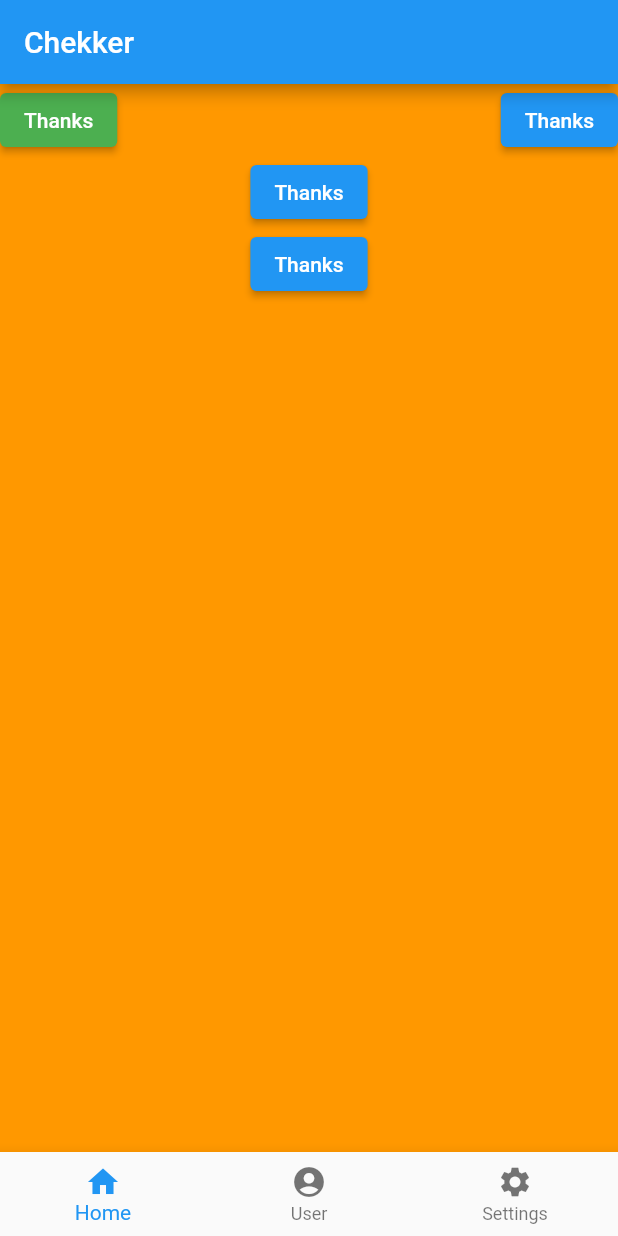
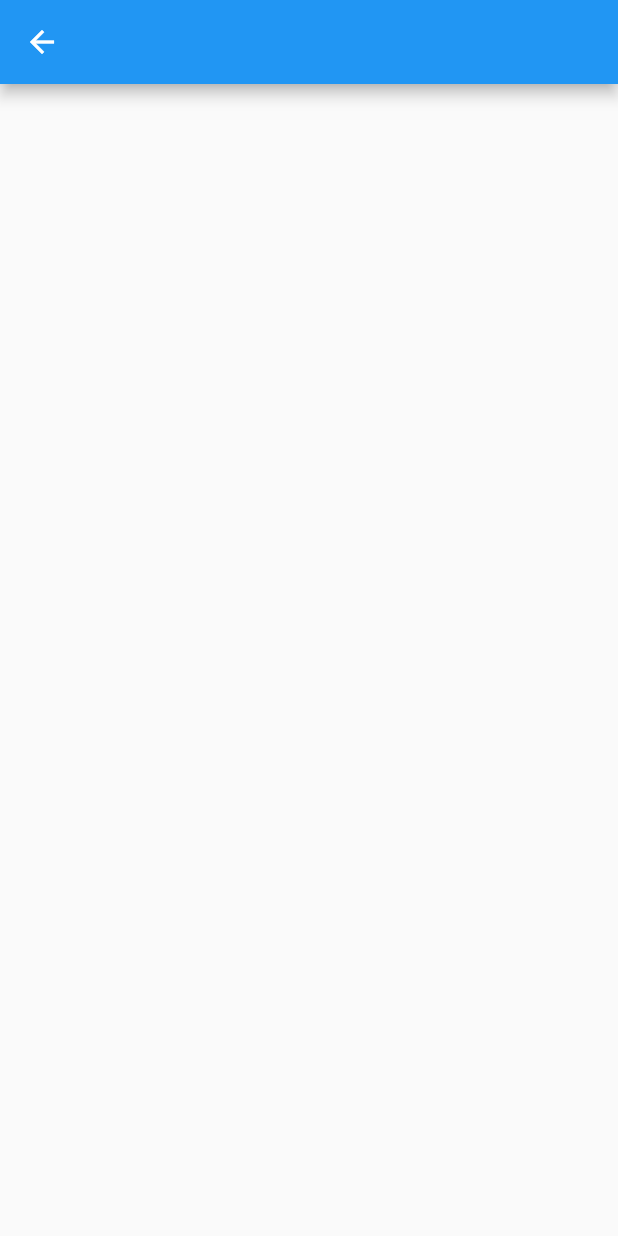
Before and after one commit to Emodot/learn_flutter, a Flutter app: the screen it shows after launch, after a tap on "Read More", on a phone screen of 412 x 824 dp. Run offline on Flutter 3.47's test engine with Material 2 defaults, Android fonts, the phone set to English and light mode, and no system bars.

```diff
--- a/lib/main.dart
+++ b/lib/main.dart
@@ -14,104 +14,13 @@ class MyApp extends StatefulWidget {
 }
 
 class _MyAppState extends State<MyApp> {
-  String btnName = 'Read More';
-  int currentIndex = 0;
 
   // This widget is the root of your application.
   @override
   Widget build(BuildContext context) {
     return MaterialApp(
       debugShowCheckedModeBanner: false,
-      home: Scaffold(
-        // drawer: NavDrawer(),
-        appBar: AppBar(
-          title: Text('Chekker'),
-        ),
-        body: Center(
-          child: currentIndex == 0
-              ? Container(
-                  width: double.infinity,
-                  height: double.infinity,
-                  color: Colors.orange,
-                  child: Column(
-                    children: [
-                      Row(
-                        mainAxisAlignment: MainAxisAlignment.spaceBetween,
-                        crossAxisAlignment: CrossAxisAlignment.center,
-                        children: [
-                          ElevatedButton(
-                            style: ElevatedButton.styleFrom(
-                                foregroundColor: Colors.white,
-                                backgroundColor: Colors.green),
-                            onPressed: () {
-                              setState(() {
-                                btnName = 'Thanks';
-                              });
-                            },
-                            child: Text(btnName),
-                          ),
-                          ElevatedButton(
-                            onPressed: () {
-                              setState(() {
-                                btnName = 'Thanks';
-                              });
-                            },
-                            child: Text(btnName),
-                          ),
-                        ],
-                      ),
-                      Column(
-                        mainAxisAlignment: MainAxisAlignment.center,
-                        crossAxisAlignment: CrossAxisAlignment.center,
-                        children: [
-                          ElevatedButton(
-                            onPressed: () {
-                              setState(() {
-                                btnName = 'Thanks';
-                              });
-                            },
-                            child: Text(btnName),
-                          ),
-                          ElevatedButton(
-                            onPressed: () {
-                              setState(() {
-                                btnName = 'Thanks';
-                              });
-                            },
-                            child: Text(btnName),
-                          ),
-                        ],
-                      ),
-                    ],
-                  ),
-                )
-              : Image.asset(
-                  'images/photo-1495344517868-8ebaf0a2044a.jpeg'),
-        ),
-        bottomNavigationBar: BottomNavigationBar(
-          // ignore: prefer_const_literals_to_create_immutables
-          items: [
-            BottomNavigationBarItem(
-              label: 'Home',
-              icon: Icon(Icons.home),
-            ),
-            BottomNavigationBarItem(
-              label: 'User',
-              icon: Icon(Icons.account_circle_rounded),
-            ),
-            BottomNavigationBarItem(
-              label: 'Settings',
-              icon: Icon(Icons.settings),
-            ),
-          ],
-          currentIndex: currentIndex,
-          onTap: (int index) {
-            setState(() {
-              currentIndex = index;
-            });
-          },
-        ),
-      ),
+      home: HomePage()
     );
   }
 }
@@ -166,3 +75,108 @@ class NavDrawer extends StatelessWidget {
     );
   }
 }
+
+class HomePage extends StatelessWidget {
+  HomePage({super.key});
+
+  String btnName = 'Read More';
+  int currentIndex = 0;
+
+  @override
+  Widget build(BuildContext context) {
+    return Scaffold(
+        // drawer: NavDrawer(),
+        appBar: AppBar(
+          title: Text('Chekker'),
+        ),
+        body: Center(
+          child: currentIndex == 0
+              ? Container(
+                  width: double.infinity,
+                  height: double.infinity,
+                  color: Colors.orange,
+                  child: Column(
+                    children: [
+                      Row(
+                        mainAxisAlignment: MainAxisAlignment.spaceBetween,
+                        crossAxisAlignment: CrossAxisAlignment.center,
+                        children: [
+                          ElevatedButton(
+                            style: ElevatedButton.styleFrom(
+                                foregroundColor: Colors.white,
+                                backgroundColor: Colors.green),
+                            onPressed: () {
+                              Navigator.of(context).push(MaterialPageRoute(
+                                  builder: (BuildContext context) {
+                                return const UserPage();
+                              }));
+                              // setState(() {
+                              //   btnName = 'Thanks';
+                              // });
+                            },
+                            child: Text(btnName),
+                          ),
+                          ElevatedButton(
+                            onPressed: () {
+                            },
+                            child: Text(btnName),
+                          ),
+                        ],
+                      ),
+                      Column(
+                        mainAxisAlignment: MainAxisAlignment.center,
+                        crossAxisAlignment: CrossAxisAlignment.center,
+                        children: [
+                          ElevatedButton(
+                            onPressed: () {
+                            },
+                            child: Text(btnName),
+                          ),
+                          ElevatedButton(
+                            onPressed: () {
+                            },
+                            child: Text(btnName),
+                          ),
+                        ],
+                      ),
+                    ],
+                  ),
+                )
+              : Image.asset('images/photo-1495344517868-8ebaf0a2044a.jpeg'),
+        ),
+        bottomNavigationBar: BottomNavigationBar(
+          // ignore: prefer_const_literals_to_create_immutables
+          items: [
+            BottomNavigationBarItem(
+              label: 'Home',
+              icon: Icon(Icons.home),
+            ),
+            BottomNavigationBarItem(
+              label: 'User',
+              icon: Icon(Icons.account_circle_rounded),
+            ),
+            BottomNavigationBarItem(
+              label: 'Settings',
+              icon: Icon(Icons.settings),
+            ),
+          ],
+          currentIndex: currentIndex,
+          onTap: (int index) {
+          },
+        ),
+      );
+  }
+}
+
+class UserPage extends StatelessWidget {
+  const UserPage({super.key});
+
+  @override
+  Widget build(BuildContext context) {
+    return Scaffold(
+      appBar: AppBar(
+        // automaticallyImplyLeading: false,
+      ),
+    );
+  }
+}
```
Also changed, not shown: pubspec.yaml (+19 -0 lines), images/launcher_icon.png (added), pubspec.lock, 41 other files.
